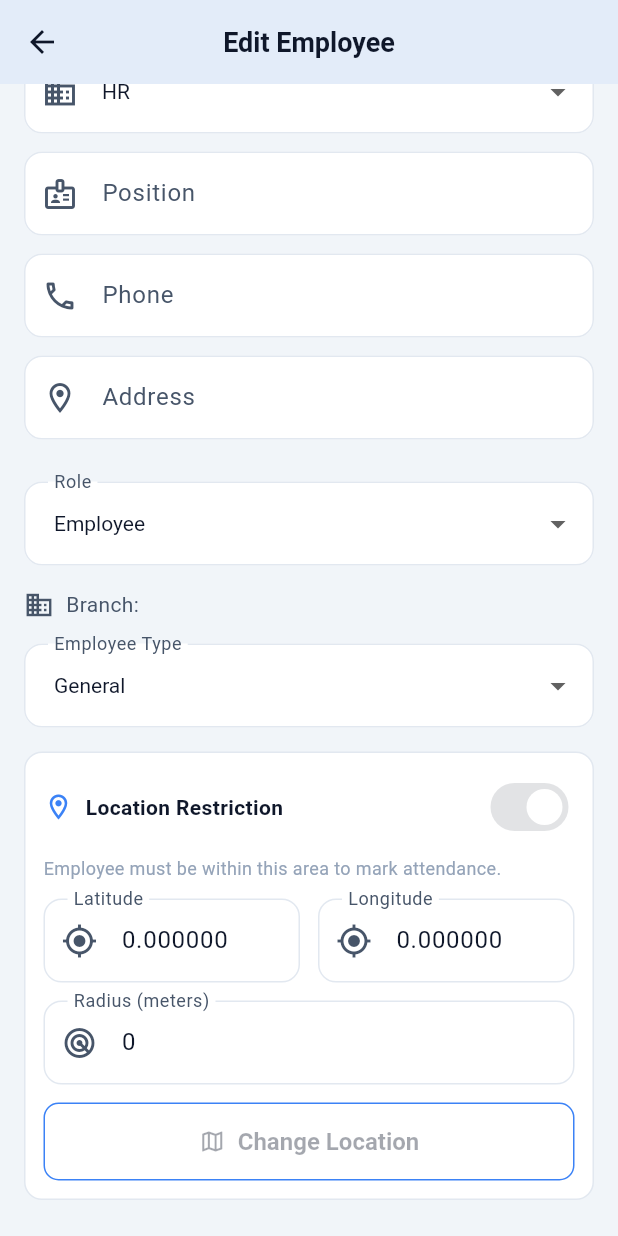
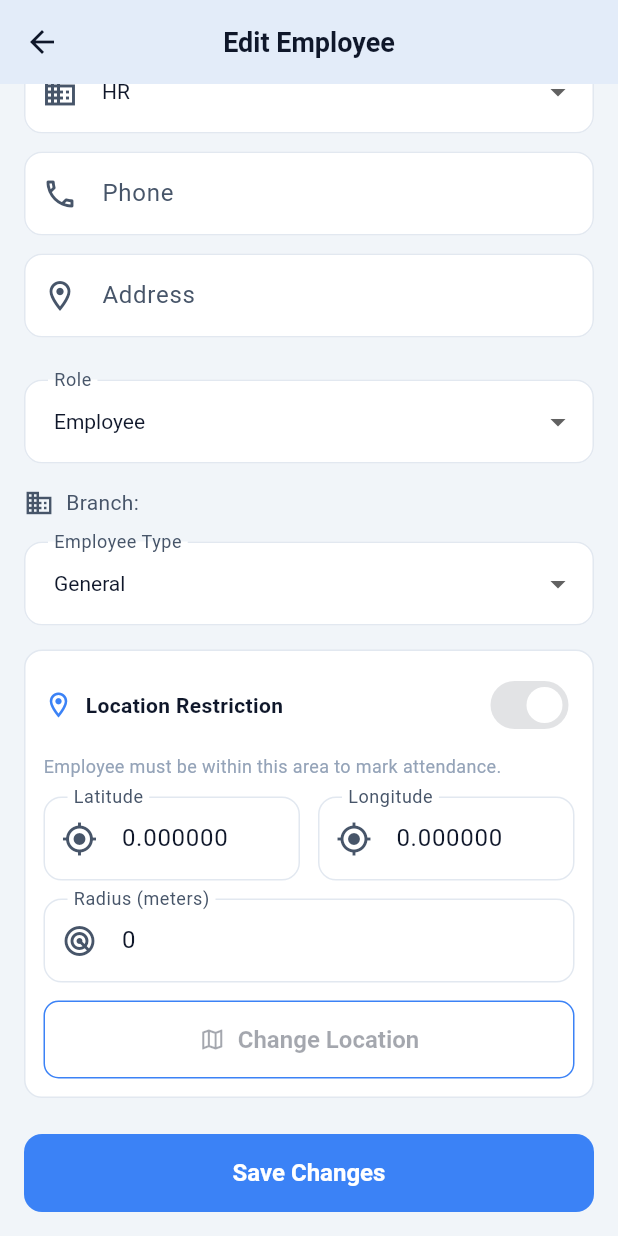
Before and after one commit to Gfx-Boy/sobekfaceattendance, a Flutter app: the EditEmployeeScreen screen opened directly with empty values, scrolled down 291 dp, on a phone screen of 412 x 824 dp. Run offline on Flutter 3.47's test engine with Material 3 defaults, Android fonts, the phone set to English and light mode, and no system bars; our stand-ins replace barcode_widget, camera, file_picker, firebase_core, firebase_messaging, flutter_map and 8 more; missing offline and left inert: mobile_scanner; accounts and stored records are empty.

Commit message:
feat(mobile): sync employee roles, remove position override, improve offline profile cache & image URLs

```diff
--- a/lib/screens/add_employee_screen.dart
+++ b/lib/screens/add_employee_screen.dart
@@ -26,7 +26,6 @@ class _AddEmployeeScreenState extends State<AddEmployeeScreen> {
   final _emailController = TextEditingController();
   final _passwordController = TextEditingController();
   final _phoneController = TextEditingController();
-  final _positionController = TextEditingController();
   final _latitudeController = TextEditingController();
   final _longitudeController = TextEditingController();
   final _radiusController = TextEditingController(text: '200');
@@ -88,7 +87,6 @@ class _AddEmployeeScreenState extends State<AddEmployeeScreen> {
     _emailController.dispose();
     _passwordController.dispose();
     _phoneController.dispose();
-    _positionController.dispose();
     _latitudeController.dispose();
     _longitudeController.dispose();
     _radiusController.dispose();
@@ -166,7 +164,6 @@ class _AddEmployeeScreenState extends State<AddEmployeeScreen> {
         employeeType: _selectedType,
         branchId: _selectedBranchId,
         branchName: _selectedBranchName,
-        position: _positionController.text.trim().isNotEmpty ? _positionController.text.trim() : null,
         phone: _phoneController.text.trim().isNotEmpty ? _phoneController.text.trim() : null,
         allowedLatitude: _enableGeofence && _latitudeController.text.isNotEmpty
             ? double.tryParse(_latitudeController.text.trim())
@@ -245,8 +242,6 @@ class _AddEmployeeScreenState extends State<AddEmployeeScreen> {
                 'Management': S.management,
                 'other': S.other,
               }, (v) => setState(() => _selectedDepartment = v!)),
-              const SizedBox(height: 12),
-              _buildField(_positionController, S.positionOptional, Icons.badge_outlined),
               const SizedBox(height: 12),
               _buildField(_phoneController, S.phone, Icons.phone_outlined, keyboardType: TextInputType.phone, validator: (v) {
                 if (v == null || v.isEmpty) return S.phoneRequired;
--- a/lib/screens/edit_employee_screen.dart
+++ b/lib/screens/edit_employee_screen.dart
@@ -22,7 +22,6 @@ class _EditEmployeeScreenState extends State<EditEmployeeScreen> {
   final _formKey = GlobalKey<FormState>();
   late TextEditingController _nameController;
   late TextEditingController _departmentController;
-  late TextEditingController _positionController;
   late TextEditingController _phoneController;
   late TextEditingController _addressController;
   late TextEditingController _salaryController;
@@ -48,7 +47,6 @@ class _EditEmployeeScreenState extends State<EditEmployeeScreen> {
     super.initState();
     _nameController = TextEditingController(text: widget.employee.name);
     _departmentController = TextEditingController(text: widget.employee.department);
-    _positionController = TextEditingController(text: widget.employee.position ?? '');
     _phoneController = TextEditingController(text: widget.employee.phone ?? '');
     _addressController = TextEditingController(text: widget.employee.address ?? '');
     _salaryController = TextEditingController(
@@ -86,7 +84,6 @@ class _EditEmployeeScreenState extends State<EditEmployeeScreen> {
   void dispose() {
     _nameController.dispose();
     _departmentController.dispose();
-    _positionController.dispose();
     _phoneController.dispose();
     _addressController.dispose();
     _salaryController.dispose();
@@ -147,7 +144,6 @@ class _EditEmployeeScreenState extends State<EditEmployeeScreen> {
         'department': _departmentController.text.trim(),
         'role': _selectedRole,
         'employee_type': _selectedType,
-        'position': _positionController.text.trim(),
         'phone': _phoneController.text.trim(),
         'address': _addressController.text.trim(),
         'basic_salary':
@@ -302,12 +298,6 @@ class _EditEmployeeScreenState extends State<EditEmployeeScreen> {
                   validator: (v) => (v == null || v.isEmpty) ? S.required : null,
                 );
               }),
-              SizedBox(height: 12),
-              TextFormField(
-                controller: _positionController,
-                style: TextStyle(color: context.colors.textPrimary),
-                decoration: InputDecoration(labelText: S.position, prefixIcon: Icon(Icons.badge_outlined, color: context.colors.textSecondary)),
-              ),
               SizedBox(height: 12),
               TextFormField(
                 controller: _phoneController,
--- a/lib/screens/employees_screen.dart
+++ b/lib/screens/employees_screen.dart
@@ -107,6 +107,8 @@ class _EmployeesScreenState extends State<EmployeesScreen> {
         branchId = me?.branchId;
       }
       List<Employee> employees = await ApiService().getAllEmployees(branchId: branchId);
+      // Filter out superAdmin from directory
+      employees = employees.where((e) => e.role != UserRole.superAdmin).toList();
       // HR should not see branchAdmin in the list
       if (me?.role == UserRole.hr) {
         employees = employees.where((e) => e.role != UserRole.branchAdmin).toList();
@@ -125,7 +127,6 @@ class _EmployeesScreenState extends State<EmployeesScreen> {
 
   Future<void> _toggleHold(Employee emp) async {
     final newHoldState = !emp.isOnHold;
-    final action = newHoldState ? 'hold' : 'unhold';
     final confirmed = await showDialog<bool>(
       context: context,
       builder: (ctx) => AlertDialog(
--- a/pubspec.yaml
+++ b/pubspec.yaml
@@ -1,7 +1,7 @@
 name: face_attendance
 description: "Mobile Attendance App with Face Recognition, Liveness Detection & Location Verification"
 publish_to: 'none'
-version: 1.1.1+4
+version: 1.1.2+5
 
 environment:
   sdk: '>=3.7.0 <4.0.0'
```
Also changed, not shown: lib/models/employee.dart (+13 -1 lines), lib/providers/auth_provider.dart (+40 -2 lines), lib/services/api_service.dart (+8 -2 lines).
